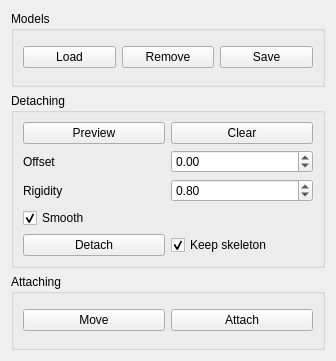
This is widgets/skinmixer_manager.ui in stefanonuvoli/skinmixer as Qt 5 draws it before an edit. The edited form follows.
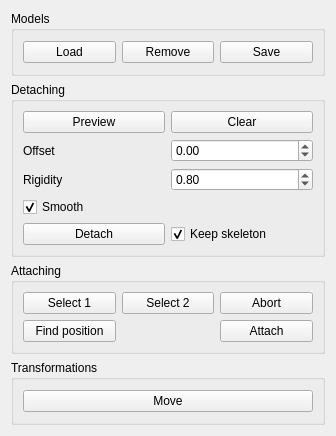
This is the edited form.

Commit message: Fix blending, attaching interface

```diff
--- a/widgets/skinmixer_manager.ui
+++ b/widgets/skinmixer_manager.ui
@@ -7,7 +7,7 @@
     <x>0</x>
     <y>0</y>
     <width>336</width>
-    <height>361</height>
+    <height>436</height>
    </rect>
   </property>
   <property name="windowTitle">
@@ -143,17 +143,54 @@
       <string>Attaching</string>
      </property>
      <layout class="QGridLayout" name="gridLayout_3">
-      <item row="0" column="0">
-       <widget class="QPushButton" name="attachingMoveButton">
+      <item row="0" column="2">
+       <widget class="QPushButton" name="attachingAbortButton">
         <property name="text">
-         <string>Move</string>
+         <string>Abort</string>
         </property>
        </widget>
       </item>
-      <item row="0" column="1">
-       <widget class="QPushButton" name="attachingAttachButton">
+      <item row="1" column="2">
+       <widget class="QPushButton" name="attachingFindPositionButton">
         <property name="text">
          <string>Attach</string>
+        </property>
+       </widget>
+      </item>
+      <item row="0" column="0">
+       <widget class="QPushButton" name="attachingSelect1Button">
+        <property name="text">
+         <string>Select 1</string>
+        </property>
+       </widget>
+      </item>
+      <item row="1" column="0">
+       <widget class="QPushButton" name="attachingAttachButton">
+        <property name="text">
+         <string>Find position</string>
+        </property>
+       </widget>
+      </item>
+      <item row="0" column="1">
+       <widget class="QPushButton" name="attachingSelect2Button">
+        <property name="text">
+         <string>Select 2</string>
+        </property>
+       </widget>
+      </item>
+     </layout>
+    </widget>
+   </item>
+   <item>
+    <widget class="QGroupBox" name="transformationGroup">
+     <property name="title">
+      <string>Transformations</string>
+     </property>
+     <layout class="QGridLayout" name="gridLayout">
+      <item row="0" column="0">
+       <widget class="QPushButton" name="transformationMoveButton">
+        <property name="text">
+         <string>Move</string>
         </property>
        </widget>
       </item>
```
The commit also changes 8 other files.
